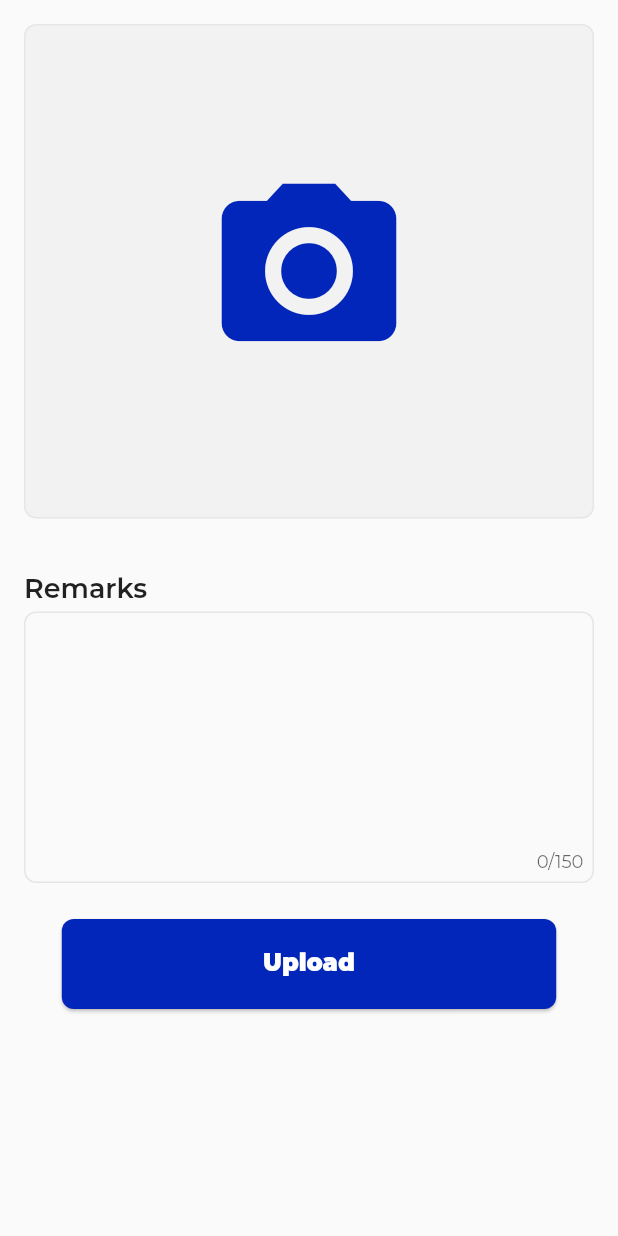
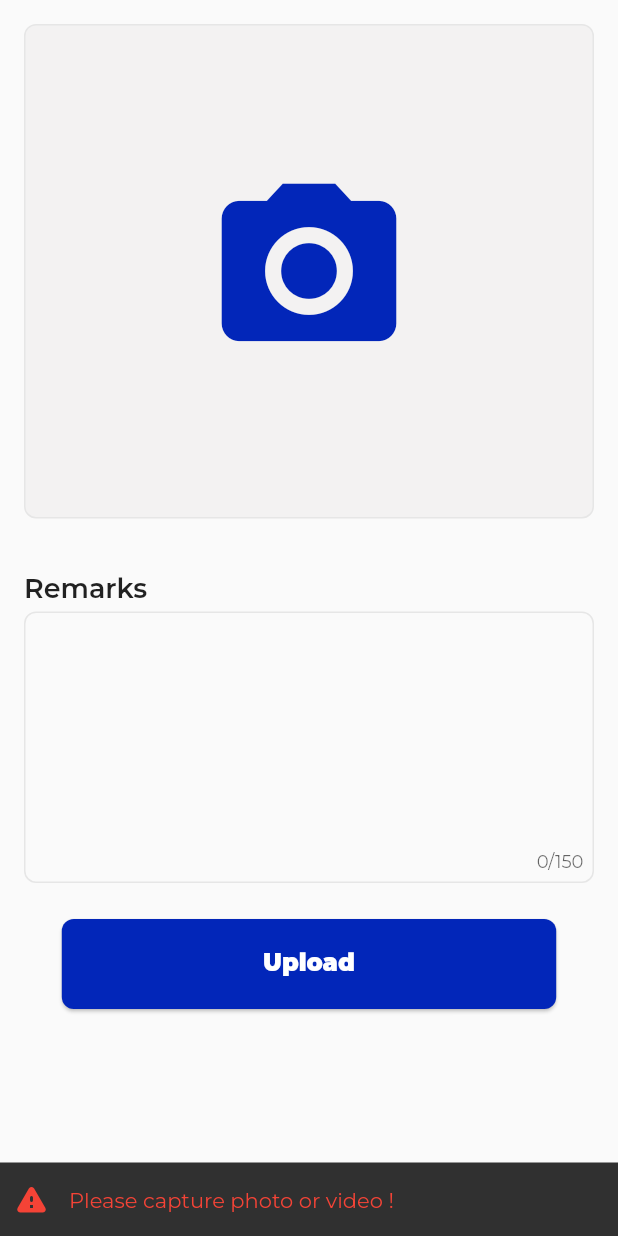
Before and after one commit to thaksharadhananjaya/electon_app, a Flutter app: the MediaData screen opened directly, after a tap on "Upload", on a phone screen of 412 x 824 dp. Run offline on Flutter 3.47's test engine with Material 2 defaults, Android fonts, the phone set to English and light mode, and no system bars; drawn by our look-alikes of another_flushbar; our stand-ins replace google_fonts, image_picker, modal_bottom_sheet, sn_progress_dialog, video_player; missing offline and left inert: amplify_auth_cognito, amplify_flutter, amplify_storage_s3, awesome_bottom_navigation.

```diff
--- /dev/null
+++ b/lib/components/button.dart
@@ -0,0 +1,59 @@
+import 'package:flutter/material.dart';
+
+import '../config.dart';
+
+class CustomButton extends StatelessWidget {
+  final String label;
+  final Function onPress;
+  bool isLoading;
+  double elevation;
+  double height;
+  CustomButton(
+      {Key key,
+      this.isLoading = false,
+      this.elevation = 1,
+      this.height = 60,
+      @required this.label,
+      @required this.onPress})
+      : super(key: key);
+
+  @override
+  Widget build(BuildContext context) {
+    double screenwidth = MediaQuery.of(context).size.width;
+    return MaterialButton(
+      height: height,
+      minWidth: screenwidth * 0.8,
+      elevation: elevation,
+      color: kPrimeryColor,
+      shape: RoundedRectangleBorder(borderRadius: BorderRadius.circular(8)),
+      onPressed: () => onPress(),
+      child: isLoading
+          ? Row(
+            mainAxisSize: MainAxisSize.min,
+              children: [
+
+                Padding(
+                  padding: const EdgeInsets.only(right: 12),
+                  child: Text(
+                    label,
+                    style: const TextStyle(
+                        color: Colors.white,
+                        fontSize: 16,
+                        fontWeight: FontWeight.w900),
+                  ),
+                ),
+                //const SizedBox(width: 12,),
+                const SizedBox(
+                    width: 25, height: 25, child: CircularProgressIndicator(color: Colors.white,))
+              ],
+            )
+          : Text(
+              label,
+              style: const TextStyle(
+                  color: Colors.white,
+                  fontSize: 16,
+                  fontWeight: FontWeight.w900),
+            ),
+    );
+  }
+}
--- a/lib/compononts/button.dart
+++ /dev/null
@@ -1,59 +0,0 @@
-import 'package:flutter/material.dart';
-
-import '../config.dart';
-
-class CustomButton extends StatelessWidget {
-  final String label;
-  final Function onPress;
-  bool isLoading;
-  double elevation;
-  double height;
-  CustomButton(
-      {Key key,
-      this.isLoading = false,
-      this.elevation = 1,
-      this.height = 60,
-      @required this.label,
-      @required this.onPress})
-      : super(key: key);
-
-  @override
-  Widget build(BuildContext context) {
-    double screenwidth = MediaQuery.of(context).size.width;
-    return MaterialButton(
-      height: height,
-      minWidth: screenwidth * 0.8,
-      elevation: elevation,
-      color: kPrimeryColor,
-      shape: RoundedRectangleBorder(borderRadius: BorderRadius.circular(8)),
-      onPressed: () => onPress(),
-      child: isLoading
-          ? Row(
-            mainAxisSize: MainAxisSize.min,
-              children: [
-
-                Padding(
-                  padding: const EdgeInsets.only(right: 12),
-                  child: Text(
-                    label,
-                    style: const TextStyle(
-                        color: Colors.white,
-                        fontSize: 16,
-                        fontWeight: FontWeight.w900),
-                  ),
-                ),
-                //const SizedBox(width: 12,),
-                const SizedBox(
-                    width: 25, height: 25, child: CircularProgressIndicator(color: Colors.white,))
-              ],
-            )
-          : Text(
-              label,
-              style: const TextStyle(
-                  color: Colors.white,
-                  fontSize: 16,
-                  fontWeight: FontWeight.w900),
-            ),
-    );
-  }
-}
--- a/lib/screen/media_data.dart
+++ b/lib/screen/media_data.dart
@@ -1,13 +1,20 @@
+// ignore_for_file: library_private_types_in_public_api
+
+import 'dart:async';
 import 'dart:io';
 
-import 'package:election_app/compononts/button.dart';
-import 'package:election_app/compononts/custom_textbox.dart';
+import 'package:amplify_flutter/amplify_flutter.dart';
+import 'package:amplify_storage_s3/amplify_storage_s3.dart';
+import 'package:another_flushbar/flushbar.dart';
+import 'package:election_app/components/button.dart';
+import 'package:election_app/components/custom_textbox.dart';
 import 'package:election_app/config.dart';
 import 'package:election_app/util/player.dart';
 import 'package:flutter/foundation.dart';
 import 'package:flutter/material.dart';
 import 'package:image_picker/image_picker.dart';
 import 'package:modal_bottom_sheet/modal_bottom_sheet.dart';
+import 'package:sn_progress_dialog/sn_progress_dialog.dart';
 import 'package:video_player/video_player.dart';
 
 class MediaData extends StatefulWidget {
@@ -23,9 +30,9 @@ class _MediaDataState extends State<MediaData> {
   File photo;
   File video;
   final ImagePicker picker = ImagePicker();
+  Timer timer;
   @override
   Widget build(BuildContext context) {
-    double screenHeight = MediaQuery.of(context).size.height;
     return Scaffold(
       body: SafeArea(
         child: Container(
@@ -33,7 +40,24 @@ class _MediaDataState extends State<MediaData> {
           child: SingleChildScrollView(
             child: Column(
               children: [
-                InkWell(
+                buildCameraButton(),
+                CustomTextBox(
+                    label: 'Remarks', controller: textEditingControllerRemark),
+                CustomButton(label: 'Upload', onPress: submit),
+                const SizedBox(
+                  height: 96,
+                )
+              ],
+            ),
+          ),
+        ),
+      ),
+    );
+  }
+
+  InkWell buildCameraButton() {
+    double screenHeight = MediaQuery.of(context).size.height;
+    return InkWell(
       onTap: () {
         showBottomSheet(context);
       },
@@ -43,31 +67,20 @@ class _MediaDataState extends State<MediaData> {
           alignment: Alignment.center,
           decoration: BoxDecoration(
               image: photo != null
-                              ? DecorationImage(
-                                  image: FileImage(photo), fit: BoxFit.cover)
+                  ? DecorationImage(image: FileImage(photo), fit: BoxFit.cover)
                   : null,
               color: const Color.fromARGB(77, 228, 224, 224),
               border: Border.all(color: const Color(0xFFE6E6E6)),
               borderRadius: BorderRadius.circular(8)),
-                      child: photo==null && controller == null
+          child: photo == null && controller == null
               ? const Icon(
                   Icons.camera_alt,
                   size: 140,
                   color: kPrimeryColor,
                 )
-                          : controller != null? AspectRatioVideo(controller): null),
-                ),
-                CustomTextBox(
-                    label: 'Remarks', controller: textEditingControllerRemark),
-                CustomButton(label: 'Upload', onPress: () {}),
-                const SizedBox(
-                  height: 96,
-                )
-              ],
-            ),
-          ),
-        ),
-      ),
+              : controller != null
+                  ? AspectRatioVideo(controller)
+                  : null),
     );
   }
 
@@ -130,8 +143,8 @@ class _MediaDataState extends State<MediaData> {
     }
 
     if (photo != null) {
-      controller=null;
-      video==null;
+      controller = null;
+      video == null;
       setState(() {});
     }
   }
@@ -163,4 +176,76 @@ class _MediaDataState extends State<MediaData> {
     await controller.play();
     setState(() {});
   }
+
+  void submit() async {
+    var time = DateTime.now().millisecondsSinceEpoch.toString();
+
+    if (photo != null) {
+      await upload(photo, "photos/$time.jpg", 0);
+      Navigator.pop(context);
+    } else if (video != null) {
+      await upload(video, "videos/$time.mp4", 1);
+      Navigator.pop(context);
+    } else {
+      Flushbar(
+        message: 'Please capture photo or video !',
+        messageColor: Colors.red,
+        duration: const Duration(seconds: 3),
+        icon: const Icon(
+          Icons.warning_rounded,
+          color: Colors.red,
+        ),
+      ).show(context);
     }
+  }
+
+  Future<void> upload(File file, String key, int type) async {
+    S3UploadFileOptions options =
+        S3UploadFileOptions(accessLevel: StorageAccessLevel.guest);
+    try {
+      /*  ProgressDialog pd = ProgressDialog(context: context);
+      pd.show(max: 100, msg: 'File Uploading...', completed: Completed()); */
+
+      //await uploadTextData();
+      ProgressDialog pd = ProgressDialog(context: context);
+      pd.show(max: 100, msg: 'File Uploading...', completed: Completed());
+      int val = 10;
+      timer = Timer.periodic(const Duration(seconds: 1), (timer) {
+        if (val < 100) {
+          val += 30;
+          pd.update(value: val);
+        } else {
+          //clear();
+          timer.cancel();
+        }
+      });
+
+      var data = await Amplify.Storage.uploadFile(
+        key: key,
+        local: file,
+        options: options,
+      );
+
+      print(data);
+
+      try {
+        controller.dispose();
+        controller = null;
+      } catch (e) {
+        if (kDebugMode) {
+          print("error $e");
+        }
+      }
+    } on StorageException catch (e) {
+      Flushbar(
+        message: e.message,
+        messageColor: Colors.red,
+        duration: const Duration(seconds: 3),
+        icon: const Icon(
+          Icons.warning_rounded,
+          color: Colors.red,
+        ),
+      ).show(context);
+    }
+  }
+}
```
Also changed, not shown: lib/components/custom_dropdown.dart (added, +64 -0 lines), lib/components/custom_textfeild.dart (added, +66 -0 lines), lib/compononts/custom_dropdown.dart (deleted, +0 -64 lines), lib/compononts/custom_textfeild.dart (deleted, +0 -66 lines), lib/main.dart (+8 -4 lines), lib/screen/signin.dart (+5 -3 lines), pubspec.yaml (+6 -6 lines), lib/components/custom_textbox.dart (renamed from lib/compononts/custom_textbox.dart), lib/components/paswordfield.dart (renamed from lib/compononts/paswordfield.dart), pubspec.lock. Lines whose indentation alone changed are shown as unchanged.
